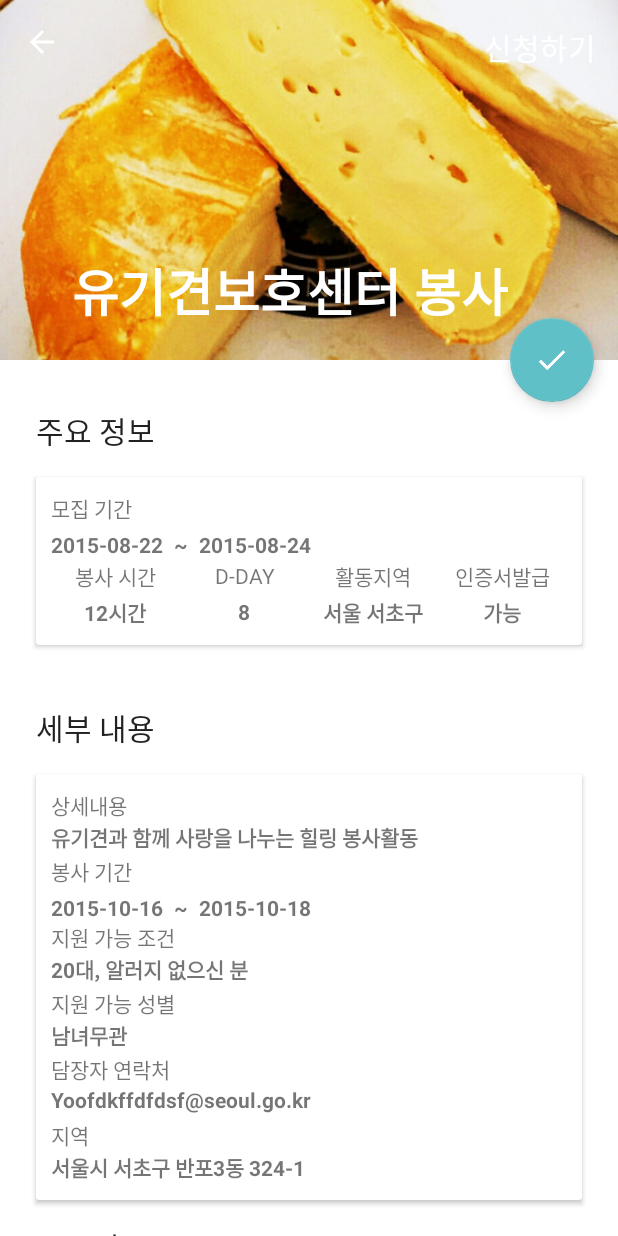
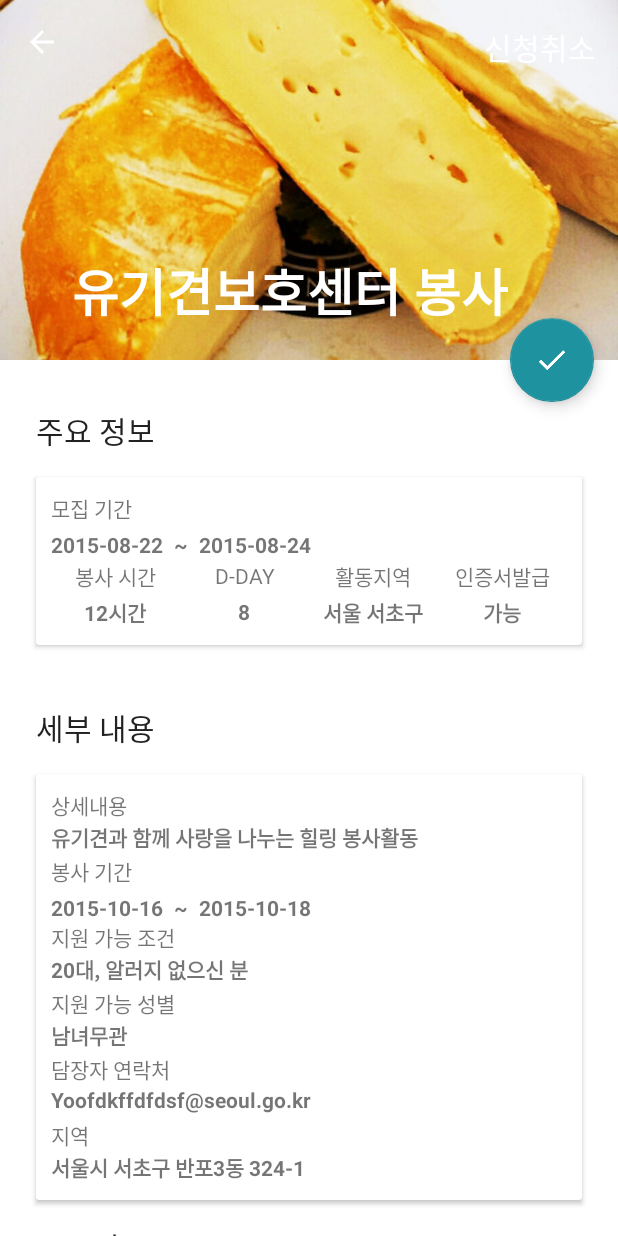
Before and after one commit to opklnm102/Bongsaggun, an Android app: the InfoPageActivity screen opened directly, with no data from a screen before it, after a tap on "신청하기", on a phone screen of 412 x 824 dp. Run offline under Robolectric (Android 15) with nearby library versions, the phone set to English and light mode, and no system bars; our stand-ins replace ButterKnife; pictures from the network do not load.

Commit message:
#2 InfoActivity add Button Listener

```diff
--- a/Bongsaggun/app/src/main/java/io/j2ffrey_2/bongsaggun/InfoPageActivity.java
+++ b/Bongsaggun/app/src/main/java/io/j2ffrey_2/bongsaggun/InfoPageActivity.java
@@ -1,6 +1,8 @@
 package io.j2ffrey_2.bongsaggun;
 
 import android.content.Intent;
+import android.content.res.Resources;
+import android.os.Build;
 import android.os.Bundle;
 import android.support.design.widget.CollapsingToolbarLayout;
 import android.support.design.widget.FloatingActionButton;
@@ -14,24 +16,20 @@ import android.widget.Button;
 import android.widget.ImageView;
 import android.widget.TextView;
 
-import java.io.IOException;
-
 import butterknife.Bind;
 import butterknife.ButterKnife;
 
 public class InfoPageActivity extends AppCompatActivity {
 
-    public static final String TAG = "InfoPageActivity";
+    public static final String TAG = InfoPageActivity.class.getSimpleName();
     public static final String TITLE = "voluntaryTitle";
 
     @Bind(R.id.toolbar_infopage)
     Toolbar mToolbar;
     @Bind(R.id.toolbar_title)
     TextView tvTitle;
-    @Bind(R.id.fab_application_zzim)
-    FloatingActionButton fabApplicationZzim;
-    @Bind(R.id.fab_cancel_zzim)
-    FloatingActionButton fabCancelZzim;
+    @Bind(R.id.fab_zzim)
+    FloatingActionButton fabZzim;
 
     @Bind(R.id.collapsing_toolbar)
     CollapsingToolbarLayout collapsingToolbar;
@@ -83,17 +81,17 @@ public class InfoPageActivity extends AppCompatActivity {
     @Bind(R.id.button_voluntary_application_top)
     Button btnVoluntaryApplicationTop;
 
+    @Bind(R.id.button_voluntary_cancel_top)
+    Button btnVoluntaryCancelTop;
+
     @Bind(R.id.button_voluntary_application_bottom)
     Button btnVoluntaryApplicationBottom;
-
-    @Bind(R.id.button_voluntary_cancel_top)
-    Button btnVoluntaryCancelTop;
 
     @Bind(R.id.button_voluntary_cancel_bottom)
     Button btnVoluntaryCancelBottom;
 
-
-
+    private boolean zzimFlag;
+    private boolean applicationFlag;
     private String voluntaryTitle;
 
     @Override
@@ -118,11 +116,33 @@ public class InfoPageActivity extends AppCompatActivity {
         collapsingToolbar.setTitle(voluntaryTitle);
         collapsingToolbar.setExpandedTitleTextAppearance(R.style.MyCustomCollapsingToolbarTextAppearance);
 
-        fabApplicationZzim.setOnClickListener(new View.OnClickListener() {
+        fabZzim.setOnClickListener(new View.OnClickListener() {
             @Override
             public void onClick(View view) {
                 //Todo: 찜하기 api 연결
                 //Todo: 클릭시 버튼 바꾸기
+                zzimFlag = !zzimFlag;
+
+                Resources res = getResources();
+
+                if (Build.VERSION.SDK_INT >= Build.VERSION_CODES.M) {
+                    if (zzimFlag) {  //찜 신청
+                        fabZzim.setBackgroundTintList(res.getColorStateList(R.color.fab_zzim_cancel, null));
+                        fabZzim.setImageDrawable(res.getDrawable(R.drawable.ic_check_teal_24dp, null));
+                    } else {  //찜 취소
+                        fabZzim.setBackgroundTintList(res.getColorStateList(R.color.fab_zzim_application, null));
+                        fabZzim.setImageDrawable(res.getDrawable(R.drawable.ic_check_white_24dp, null));
+                    }
+                } else {
+                    if (zzimFlag) {  //찜 신청
+                        fabZzim.setBackgroundTintList(res.getColorStateList(R.color.fab_zzim_cancel));
+                        fabZzim.setImageDrawable(res.getDrawable(R.drawable.ic_check_teal_24dp));
+                    } else {  //찜 취소
+                        fabZzim.setBackgroundTintList(res.getColorStateList(R.color.fab_zzim_application));
+                        fabZzim.setImageDrawable(res.getDrawable(R.drawable.ic_check_white_24dp));
+                    }
+                }
+
                 Snackbar.make(view, "Replace with your own action", Snackbar.LENGTH_LONG)
                         .setAction("Action", null).show();
             }
@@ -130,33 +150,7 @@ public class InfoPageActivity extends AppCompatActivity {
 
         loadBackdrop(); //인텐트로 받은 객체 넘기기
         loadData();  //인텐트로 받은 객체 넘기기
-
-        btnVoluntaryApplicationTop.setOnClickListener(new View.OnClickListener() {
-            @Override
-            public void onClick(View v) {
-                //Todo: 신청하기
-            }
-        });
-        btnVoluntaryApplicationBottom.setOnClickListener(new View.OnClickListener() {
-            @Override
-            public void onClick(View v) {
-                //Todo: 신청하기
-            }
-        });
-
-        btnVoluntaryCancelTop.setOnClickListener(new View.OnClickListener() {
-            @Override
-            public void onClick(View v) {
-                //Todo: 신청취소
-            }
-        });
-
-        btnVoluntaryCancelBottom.setOnClickListener(new View.OnClickListener() {
-            @Override
-            public void onClick(View v) {
-                //Todo: 신청취소
-            }
-        });
+        init();
     }
 
     private void loadBackdrop() {
@@ -184,22 +178,44 @@ public class InfoPageActivity extends AppCompatActivity {
 //        Glide.with(this).load(Cheeses.getRandomCheeseDrawable()).centerCrop().into(ivPoster);
     }
 
+    private void init() {
+        zzimFlag = false;
+        applicationFlag = false;
 
-    @Override
-    protected void onDestroy() {
-        super.onDestroy();
-        Log.e(TAG, " onDestroy");
+        VoluntaryButtonListener voluntaryButtonListener = new VoluntaryButtonListener();
+
+        btnVoluntaryApplicationTop.setOnClickListener(voluntaryButtonListener);
+        btnVoluntaryCancelTop.setOnClickListener(voluntaryButtonListener);
+        btnVoluntaryApplicationBottom.setOnClickListener(voluntaryButtonListener);
+        btnVoluntaryCancelBottom.setOnClickListener(voluntaryButtonListener);
     }
 
-    @Override
-    protected void onRestart() {
-        super.onRestart();
-        Log.e(TAG, " onRestart");
-    }
+    class VoluntaryButtonListener implements View.OnClickListener{
 
-    @Override
-    protected void onResume() {
-        super.onResume();
-        Log.e(TAG, " onResume");
+        @Override
+        public void onClick(View view) {
+            applicationFlag = !applicationFlag;
+
+            switch (view.getId()){
+                case R.id.button_voluntary_application_top:  //Todo: 신청하기
+                case R.id.button_voluntary_application_bottom:
+
+                    btnVoluntaryApplicationTop.setVisibility(View.GONE);
+                    btnVoluntaryCancelTop.setVisibility(View.VISIBLE);
+                    btnVoluntaryApplicationBottom.setVisibility(View.GONE);
+                    btnVoluntaryCancelBottom.setVisibility(View.VISIBLE);
+
+                    break;
+                case R.id.button_voluntary_cancel_top:   //Todo: 신청취소
+                case R.id.button_voluntary_cancel_bottom:
+
+                    btnVoluntaryApplicationTop.setVisibility(View.VISIBLE);
+                    btnVoluntaryCancelTop.setVisibility(View.GONE);
+                    btnVoluntaryApplicationBottom.setVisibility(View.VISIBLE);
+                    btnVoluntaryCancelBottom.setVisibility(View.GONE);
+                    break;
+            }
+            Log.i(TAG, " " + applicationFlag);
+        }
     }
 }
--- a/Bongsaggun/app/src/main/res/layout/activity_info_page.xml
+++ b/Bongsaggun/app/src/main/res/layout/activity_info_page.xml
@@ -72,28 +72,17 @@
     </android.support.v4.widget.NestedScrollView>
 
     <android.support.design.widget.FloatingActionButton
-        android:id="@+id/fab_application_zzim"
+        android:id="@+id/fab_zzim"
         android:layout_width="wrap_content"
         android:layout_height="wrap_content"
         android:layout_margin="@dimen/fab_margin"
         android:clickable="true"
         android:src="@drawable/ic_check_white_24dp"
-        android:background="#1f92a0"
+        app:elevation="6dp"
+        app:backgroundTint="#1f92a0"
         app:layout_anchor="@id/appbar"
         app:layout_anchorGravity="bottom|right|end"
        />
-
-    <android.support.design.widget.FloatingActionButton
-        android:id="@+id/fab_cancel_zzim"
-        android:layout_width="wrap_content"
-        android:layout_height="wrap_content"
-        android:layout_margin="@dimen/fab_margin"
-        android:clickable="true"
-        android:src="@drawable/ic_check_teal_24dp"
-        app:layout_anchor="@id/appbar"
-        app:layout_anchorGravity="bottom|right|end"
-       android:visibility="gone"
-        />
 
     <!--app:rippleColor="@android:color/white"-->
     <!--app:backgroundTint="#FF0000"-->
--- a/Bongsaggun/app/src/main/res/values/colors.xml
+++ b/Bongsaggun/app/src/main/res/values/colors.xml
@@ -17,6 +17,8 @@
 
     <!--InfoPage Activity-->
     <color name="button_application">#502ca7</color>
+    <color name="fab_zzim_application">#1f92a0</color>
+    <color name="fab_zzim_cancel">#ffffff</color>
 
 
 
```
